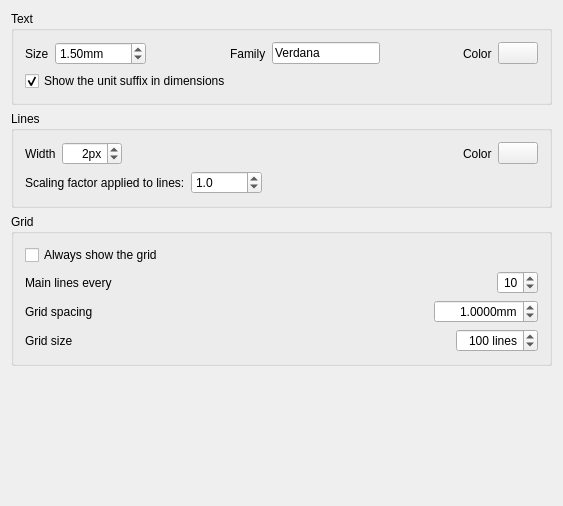
First picture: the form in Gui/Resources/ui/preferences-gdt.ui, repository juanvanyo/FreeCAD-GDT, before the edit.
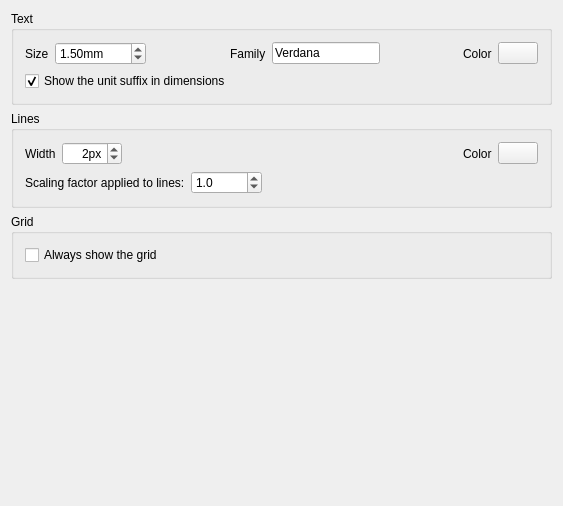
Second picture: the form after the edit. Custom widgets are drawn as their Qt base class.

```diff
--- a/Gui/Resources/ui/preferences-gdt.ui
+++ b/Gui/Resources/ui/preferences-gdt.ui
@@ -338,171 +338,6 @@
         </item>
        </layout>
       </item>
-      <item>
-       <layout class="QHBoxLayout" name="horizontalLayout_13">
-        <item>
-         <widget class="QLabel" name="label_16">
-          <property name="enabled">
-           <bool>true</bool>
-          </property>
-          <property name="text">
-           <string>Main lines every</string>
-          </property>
-         </widget>
-        </item>
-        <item>
-         <spacer name="horizontalSpacer_8">
-          <property name="orientation">
-           <enum>Qt::Horizontal</enum>
-          </property>
-          <property name="sizeHint" stdset="0">
-           <size>
-            <width>40</width>
-            <height>20</height>
-           </size>
-          </property>
-         </spacer>
-        </item>
-        <item>
-         <widget class="Gui::PrefSpinBox" name="gui::prefspinbox_4">
-          <property name="enabled">
-           <bool>true</bool>
-          </property>
-          <property name="toolTip">
-           <string>Mainlines will be drawn thicker. Specify here how many squares between mainlines.</string>
-          </property>
-          <property name="alignment">
-           <set>Qt::AlignRight|Qt::AlignTrailing|Qt::AlignVCenter</set>
-          </property>
-          <property name="minimum">
-           <number>1</number>
-          </property>
-          <property name="value">
-           <number>10</number>
-          </property>
-          <property name="prefEntry" stdset="0">
-           <cstring>gridEvery</cstring>
-          </property>
-          <property name="prefPath" stdset="0">
-           <cstring>Mod/GDT</cstring>
-          </property>
-         </widget>
-        </item>
-       </layout>
-      </item>
-      <item>
-       <layout class="QHBoxLayout" name="horizontalLayout_10">
-        <item>
-         <widget class="QLabel" name="label_15">
-          <property name="enabled">
-           <bool>true</bool>
-          </property>
-          <property name="text">
-           <string>Grid spacing</string>
-          </property>
-         </widget>
-        </item>
-        <item>
-         <spacer name="horizontalSpacer_7">
-          <property name="orientation">
-           <enum>Qt::Horizontal</enum>
-          </property>
-          <property name="sizeHint" stdset="0">
-           <size>
-            <width>40</width>
-            <height>20</height>
-           </size>
-          </property>
-         </spacer>
-        </item>
-        <item>
-         <widget class="Gui::PrefDoubleSpinBox" name="gui::prefdoublespinbox_3">
-          <property name="enabled">
-           <bool>true</bool>
-          </property>
-          <property name="toolTip">
-           <string notr="true">The spacing between each grid line</string>
-          </property>
-          <property name="alignment">
-           <set>Qt::AlignRight|Qt::AlignTrailing|Qt::AlignVCenter</set>
-          </property>
-          <property name="suffix">
-           <string>mm</string>
-          </property>
-          <property name="decimals">
-           <number>4</number>
-          </property>
-          <property name="minimum">
-           <double>0.010000000000000</double>
-          </property>
-          <property name="maximum">
-           <double>9999.989999999999782</double>
-          </property>
-          <property name="value">
-           <double>1.000000000000000</double>
-          </property>
-          <property name="prefEntry" stdset="0">
-           <cstring>gridSpacing</cstring>
-          </property>
-          <property name="prefPath" stdset="0">
-           <cstring>Mod/GDT</cstring>
-          </property>
-         </widget>
-        </item>
-       </layout>
-      </item>
-      <item>
-       <layout class="QHBoxLayout" name="horizontalLayout">
-        <item>
-         <widget class="QLabel" name="label_5">
-          <property name="text">
-           <string>Grid size</string>
-          </property>
-         </widget>
-        </item>
-        <item>
-         <spacer name="horizontalSpacer_3">
-          <property name="orientation">
-           <enum>Qt::Horizontal</enum>
-          </property>
-          <property name="sizeHint" stdset="0">
-           <size>
-            <width>40</width>
-            <height>20</height>
-           </size>
-          </property>
-         </spacer>
-        </item>
-        <item>
-         <widget class="Gui::PrefSpinBox" name="spinBox">
-          <property name="toolTip">
-           <string notr="true">The number of horizontal or vertical lines of the grid</string>
-          </property>
-          <property name="alignment">
-           <set>Qt::AlignRight|Qt::AlignTrailing|Qt::AlignVCenter</set>
-          </property>
-          <property name="suffix">
-           <string notr="true"> lines</string>
-          </property>
-          <property name="minimum">
-           <number>1</number>
-          </property>
-          <property name="maximum">
-           <number>9999</number>
-          </property>
-          <property name="value">
-           <number>100</number>
-          </property>
-          <property name="prefEntry" stdset="0">
-           <cstring>gridSize</cstring>
-          </property>
-          <property name="prefPath" stdset="0">
-           <cstring>Mod/GDT</cstring>
-          </property>
-         </widget>
-        </item>
-       </layout>
-      </item>
      </layout>
     </widget>
    </item>
```
